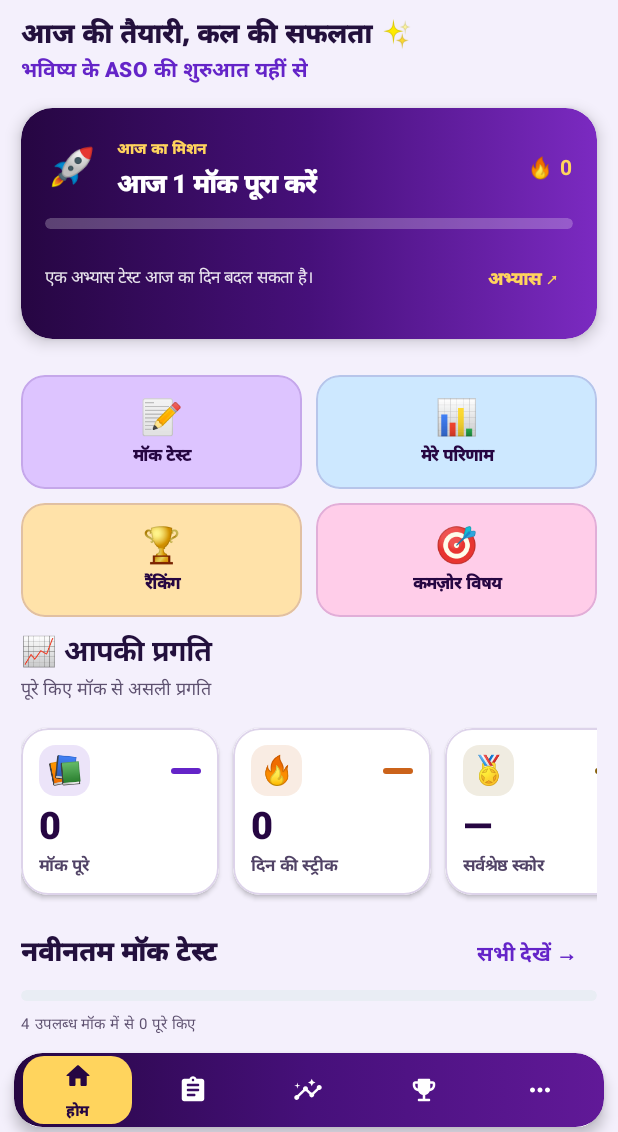
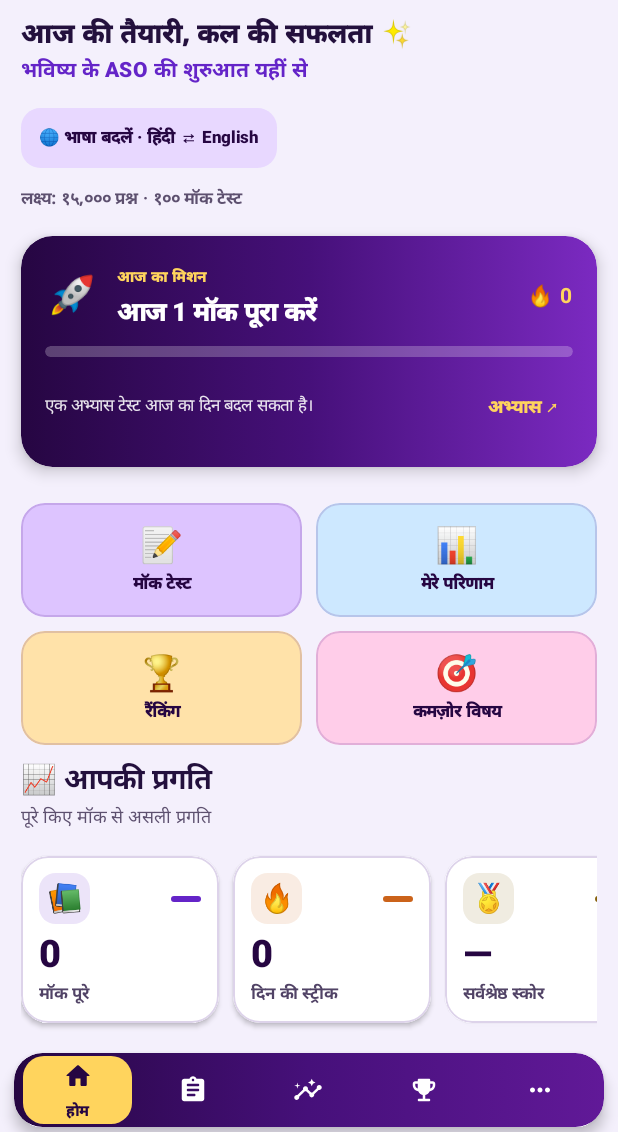
Before and after one commit to gauravanand-sudo/bssc-cgl4-free-100-mock, an Android app built with Jetpack Compose: the screen it shows after launch (MainActivity), after a tap on "🌐 Language", on a phone screen of 412 x 824 dp, the part 104-1236 px from its top. Run offline under Robolectric (Android 15) with nearby library versions, the phone set to English and light mode, and no system bars; our stand-ins replace AdMob, Firebase (no records; nobody signed in at launch, a user with empty details on screens opened directly); pictures from the network do not load; 1 statement that could not run was skipped.

Commit message:
Home Hindi/English language button, honest 15,000-question goal and no Balanced chips

```diff
--- a/app/src/main/java/com/bssc/cgl4/free100mock/Dashboard.kt
+++ b/app/src/main/java/com/bssc/cgl4/free100mock/Dashboard.kt
@@ -38,7 +38,7 @@ fun DashboardScreen(
     banner: PromoBanner?, examEvents: List<ExamEvent>, homeCards:List<HomeCard>,
     modifier: Modifier, onStart: (Int)->Unit, onUnlock: (Int)->Unit, onQuickUnlock: (Int)->Unit,
     onResume: ()->Unit, onViewResult: (Attempt)->Unit,
-    onBannerAction: (String)->Unit,
+    onToggleLanguage:()->Unit, onBannerAction: (String)->Unit,
     onOpenTests: ()->Unit={}, onOpenAnalytics: ()->Unit={}, onOpenRanks: ()->Unit={}
 ) {
     val available=tests.filterNot{it.isUpcoming}
@@ -53,6 +53,18 @@ fun DashboardScreen(
                 Text(t(hindi,"Ready to rise, Future Officer? ✨","आज की तैयारी, कल की सफलता ✨"),
                     color=SoftWhite,fontSize=18.sp,fontWeight=FontWeight.Black)
                 Text(BrandCopy.tagline(hindi),color=Violet,fontSize=14.sp,fontWeight=FontWeight.ExtraBold)
+                Spacer(Modifier.height(8.dp))
+                Surface(onClick=onToggleLanguage,shape=RoundedCornerShape(13.dp),
+                    color=SoftLavender) {
+                    Text(t(hindi,"🌐 Switch language · English ⇄ हिंदी",
+                        "🌐 भाषा बदलें · हिंदी ⇄ English"),
+                        modifier=Modifier.padding(horizontal=12.dp,vertical=8.dp),
+                        color=RoyalDeep,fontWeight=FontWeight.Black,fontSize=11.sp)
+                }
+                Spacer(Modifier.height(5.dp))
+                Text(t(hindi,"Goal: 15,000 questions · 100 planned mocks",
+                    "लक्ष्य: १५,००० प्रश्न · १०० मॉक टेस्ट"),
+                    color=Muted,fontWeight=FontWeight.Bold,fontSize=11.sp)
             }
         }
         // Exactly ONE editable Firebase promotion on Home; no banner carousel,
@@ -275,11 +287,9 @@ private fun ReferenceMockRow(test:MockTest,previous:Attempt?,locked:Boolean,earn
                 else if(MockAccess.isFree(test.id))t(hindi,"FREE","मुफ़्त")
                 else t(hindi,"READY","तैयार"),if(locked) Amber else Aqua)
         }
-        Spacer(Modifier.height(10.dp))
-        Row(verticalAlignment=Alignment.CenterVertically,
-            horizontalArrangement=Arrangement.spacedBy(8.dp)) {
-            Tag("🎯 "+test.difficulty.take(18),Blue)
-            if(previous!=null) Tag("🏆 ${previous.score}/600",Violet)
+        if(previous!=null) {
+            Spacer(Modifier.height(8.dp))
+            Tag("🏆 ${previous.score}/600",Violet)
         }
         if(locked && !upcoming && requiredAds==2) {
             Spacer(Modifier.height(9.dp))
--- a/app/src/main/java/com/bssc/cgl4/free100mock/MainActivity.kt
+++ b/app/src/main/java/com/bssc/cgl4/free100mock/MainActivity.kt
@@ -345,6 +345,7 @@ class MainActivity : ComponentActivity() {
                                     remoteBanner,examEvents,homeCards,Modifier,startTest,unlock,quickUnlock,
                                     onResume={ activeSession?.let { startPaper(it.testId) } },
                                     onViewResult={newlyFinished=false;route=Route.Result(it)},
+                                    onToggleLanguage={hindi=!hindi;store.setHindi(hindi)},
                                     onOpenTests={tab=Tab.TESTS},onOpenAnalytics={tab=Tab.ANALYTICS},
                                     onOpenRanks={tab=Tab.RANKS},
                                     onBannerAction={ destination ->
```
